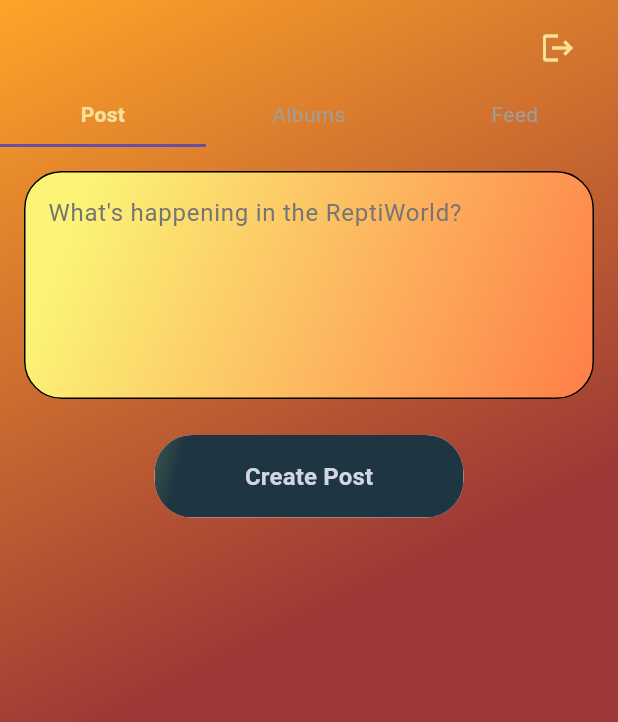
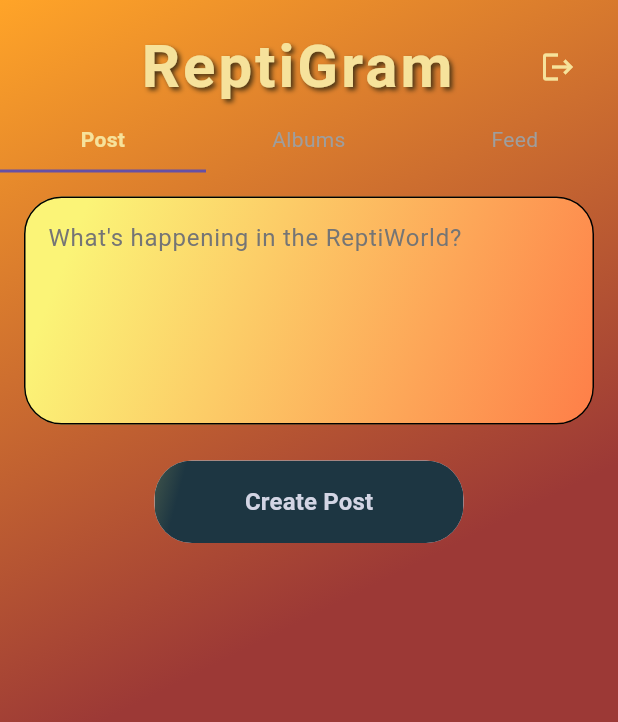
Before and after one commit to FelipeJuarezJr/ReptiGramFinalApp, a Flutter app: the PostScreen screen opened directly, on a phone screen of 412 x 824 dp. Shown: the top 722 px of the screen. Run offline on Flutter 3.47's test engine with Material 3 defaults, Android fonts, the phone set to English and light mode, and no system bars; our stand-ins replace firebase_auth, firebase_core, flutter_dotenv, flutter_svg, google_sign_in; accounts and stored records are empty; generated files the repository leaves out were written again.

Commit message:
Created title widget

```diff
--- /dev/null
+++ b/lib/common/title_header.dart
@@ -0,0 +1,60 @@
+import 'package:flutter/material.dart';
+import '../styles/colors.dart';
+import '../screens/login_screen.dart';
+import 'package:firebase_auth/firebase_auth.dart';
+
+class TitleHeader extends StatelessWidget {
+  const TitleHeader({super.key});
+
+  @override
+  Widget build(BuildContext context) {
+    return Padding(
+      padding: const EdgeInsets.only(top: 16.0),
+      child: Row(
+        mainAxisAlignment: MainAxisAlignment.spaceBetween,
+        children: [
+          const SizedBox(width: 48),
+          const Expanded(
+            child: Center(
+              child: Text(
+                'ReptiGram',
+                style: TextStyle(
+                  fontSize: 40,
+                  fontWeight: FontWeight.bold,
+                  color: AppColors.titleText,
+                  shadows: [
+                    Shadow(
+                      color: AppColors.titleShadow,
+                      offset: Offset(2, 2),
+                      blurRadius: 4,
+                    ),
+                  ],
+                  letterSpacing: 2,
+                ),
+              ),
+            ),
+          ),
+          Padding(
+            padding: const EdgeInsets.only(right: 16.0),
+            child: IconButton(
+              icon: const Icon(
+                Icons.logout,
+                color: AppColors.titleText,
+              ),
+              onPressed: () {
+                FirebaseAuth.instance.signOut();
+                Navigator.pushAndRemoveUntil(
+                  context,
+                  MaterialPageRoute(
+                    builder: (context) => const LoginScreen(),
+                  ),
+                  (route) => false,
+                );
+              },
+            ),
+          ),
+        ],
+      ),
+    );
+  }
+}
--- a/lib/screens/post_screen.dart
+++ b/lib/screens/post_screen.dart
@@ -3,6 +3,7 @@
 import '../common/header.dart';
 import '../screens/login_screen.dart';
 import 'package:firebase_auth/firebase_auth.dart';
+import '../common/title_header.dart';
 
 class PostScreen extends StatefulWidget {
   const PostScreen({super.key});
@@ -33,29 +34,7 @@
         child: SafeArea(
           child: Column(
             children: [
-              // Logout button
-              Align(
-                alignment: Alignment.topRight,
-                child: Padding(
-                  padding: const EdgeInsets.only(right: 16.0, top: 8.0),
-                  child: IconButton(
-                    icon: const Icon(
-                      Icons.logout,
-                      color: AppColors.titleText,
-                    ),
-                    onPressed: () {
-                      FirebaseAuth.instance.signOut();
-                      Navigator.pushAndRemoveUntil(
-                        context,
-                        MaterialPageRoute(
-                          builder: (context) => const LoginScreen(),
-                        ),
-                        (route) => false,
-                      );
-                    },
-                  ),
-                ),
-              ),
+              const TitleHeader(),
               const Header(initialIndex: 0),
               Expanded(
                 child: SingleChildScrollView(
```
